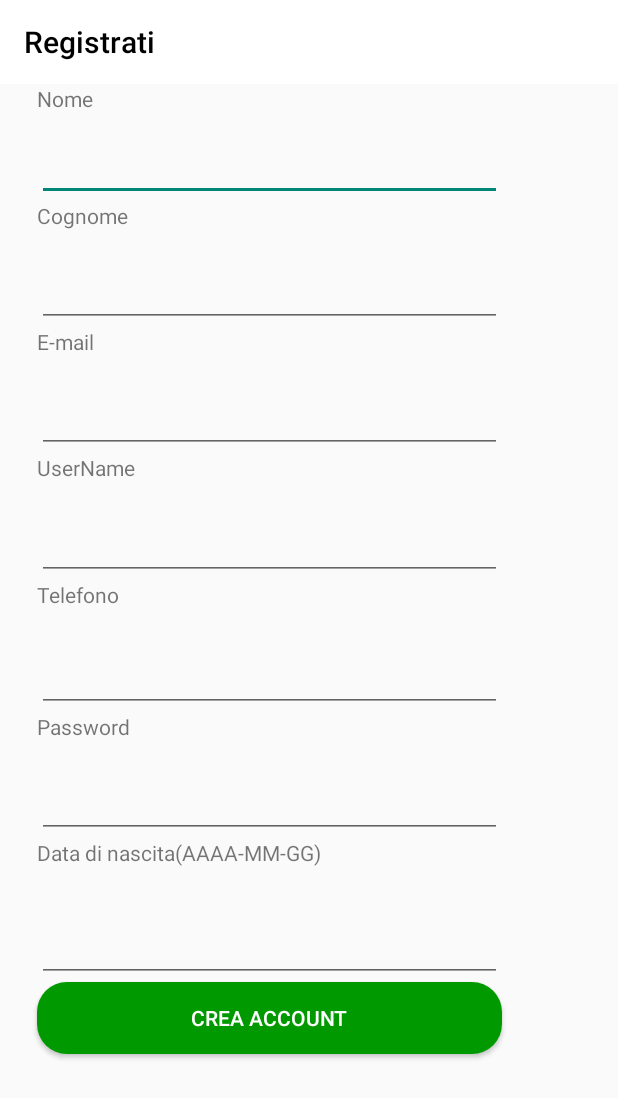
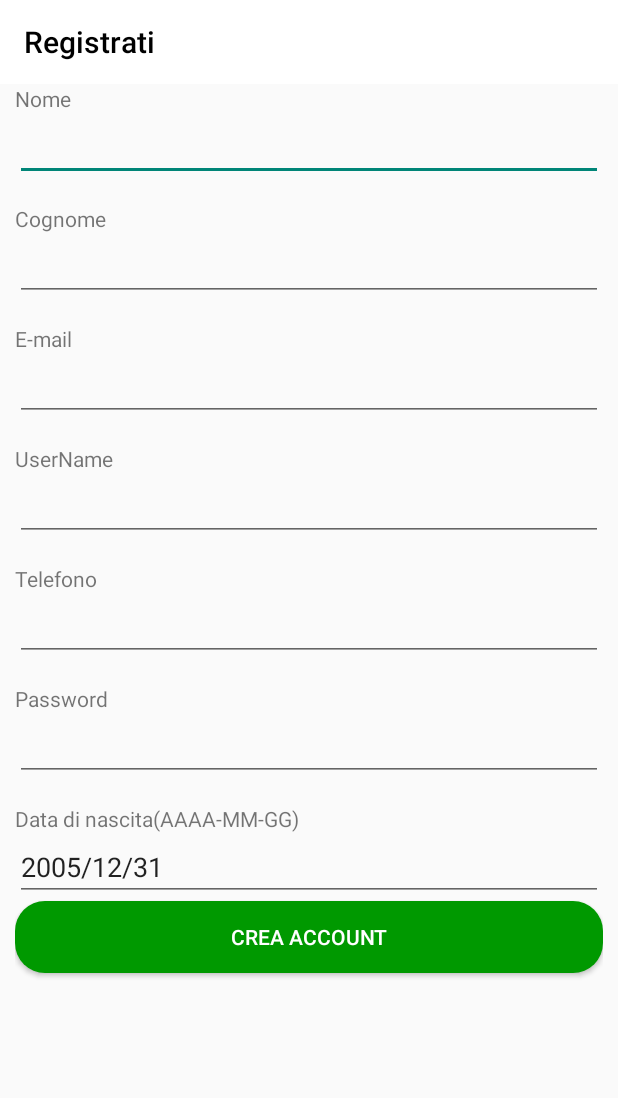
Before and after one commit to michelepasqualini/MarcheTrekkingAndroid, an Android app: the MainActivity screen opened directly, with no data from a screen before it, on a phone screen of 412 x 824 dp. Shown: the top 1098 px of the screen. Run offline under Robolectric (Android 15) with nearby library versions, the phone set to English and light mode, and no system bars.

Commit message:
update delete recension

```diff
--- a/app/src/main/java/com/example/marchetrekking/MainActivity.java
+++ b/app/src/main/java/com/example/marchetrekking/MainActivity.java
@@ -1,11 +1,13 @@
 package com.example.marchetrekking;
 
+import android.app.DatePickerDialog;
 import android.content.Intent;
 import android.support.v7.app.AppCompatActivity;
 import android.os.Bundle;
 import android.os.StrictMode;
 import android.view.View;
 import android.widget.Button;
+import android.widget.DatePicker;
 import android.widget.EditText;
 import android.widget.Toast;
 import android.support.v7.widget.Toolbar;
@@ -18,6 +20,13 @@ import java.io.OutputStreamWriter;
 import java.net.HttpURLConnection;
 import java.net.URL;
 import java.net.URLEncoder;
+import java.text.SimpleDateFormat;
+import java.time.DayOfWeek;
+import java.time.MonthDay;
+import java.time.Year;
+import java.util.Calendar;
+import java.util.Date;
+import java.util.Locale;
 
 public class MainActivity extends AppCompatActivity {
 
@@ -48,10 +57,45 @@ public class MainActivity extends AppCompatActivity {
         nome = (EditText) findViewById(R.id.nome);
         cognome = (EditText) findViewById(R.id.cognome);
         data = (EditText) findViewById(R.id.data);
+        //data.setText("2005/12/31");
         telefono = (EditText) findViewById(R.id.telefono);
         email = (EditText) findViewById(R.id.mail);
         password = (EditText) findViewById(R.id.password);
         invia = (Button) findViewById(R.id.button);
+
+        final Calendar calendar = Calendar.getInstance();
+        calendar.set(2005, 11, 31);
+        final SimpleDateFormat simpleDateFormat = new SimpleDateFormat( "yyyy/MM/dd", Locale.US);
+        data.setText(simpleDateFormat.format(calendar.getTime()));
+
+
+        final DatePickerDialog.OnDateSetListener datePicker = new DatePickerDialog.OnDateSetListener() {
+            @Override
+            public void onDateSet(DatePicker view, int year, int month, int dayOfMonth) {
+                calendar.set(Calendar.YEAR, year);
+                calendar.set(Calendar.MONTH, month);
+                calendar.set(Calendar.DAY_OF_MONTH, dayOfMonth);
+
+                data.setText(simpleDateFormat.format(calendar.getTime()));
+
+                }
+        };
+
+        data.setOnFocusChangeListener(new View.OnFocusChangeListener() {
+            @Override
+            public void onFocusChange(View v, boolean hasFocus) {
+                new DatePickerDialog(MainActivity.this,datePicker, calendar.get(Calendar.YEAR), calendar.get(Calendar.MONTH), calendar.get(Calendar.DAY_OF_MONTH)).show();
+
+            }
+
+        });
+        data.setOnClickListener(new View.OnClickListener() {
+            @Override
+            public void onClick(View v) {
+                new DatePickerDialog(MainActivity.this,datePicker, calendar.get(Calendar.YEAR), calendar.get(Calendar.MONTH), calendar.get(Calendar.DAY_OF_MONTH)).show();
+
+            }
+        });
 
         invia.setOnClickListener(new View.OnClickListener() {
             @Override
@@ -64,6 +108,13 @@ public class MainActivity extends AppCompatActivity {
                 telef = telefono.getText().toString();
                 mail = email.getText().toString();
                 pass = password.getText().toString();
+
+                String d[] =dnascita.split("/");
+                if(Integer.parseInt(d[0]) >= 2005)
+                {
+                    Toast.makeText(MainActivity.this, "Data di nascita non valida", Toast.LENGTH_SHORT).show();
+                    return;
+                }
 
                 if(!isNullOrEmpty(user) && !isNullOrEmpty(n) && !isNullOrEmpty(c) && !isNullOrEmpty(dnascita) && !isNullOrEmpty(telef) && !isNullOrEmpty(mail) &&!isNullOrEmpty(pass) ) {
 
--- a/app/src/main/java/com/example/marchetrekking/NuovoPercorsoDesc.java
+++ b/app/src/main/java/com/example/marchetrekking/NuovoPercorsoDesc.java
@@ -43,10 +43,11 @@ public class NuovoPercorsoDesc extends AppCompatActivity {
 
         longitudine= (ArrayList<String>) intent.getSerializableExtra("longitudine");
 
-        for (int i = 0; i < latitudine.size(); i++) {
+        for (int i = 0; i < latitudine.size() - 1; i++) {
 
                 map += latitudine.get(i)+ "," + longitudine.get(i) + ",";
         }
+        map += latitudine.get(latitudine.size()-1)+ "," + longitudine.get(latitudine.size()-1);
 
         nomeP=findViewById(R.id.nomeP);
         descP =findViewById(R.id.descP);
--- a/app/src/main/res/layout/activity_main.xml
+++ b/app/src/main/res/layout/activity_main.xml
@@ -28,7 +28,8 @@
             android:layout_width="match_parent"
             android:layout_height="wrap_content"
             android:orientation="vertical"
-            android:scrollX="-25dp">
+            android:layout_marginRight="10dp"
+            android:layout_marginLeft="10dp">
 
             <TextView
                 android:id="@+id/textView3"
@@ -38,9 +39,8 @@
 
             <EditText
                 android:id="@+id/nome"
-                android:layout_width="310dp"
+                android:layout_width="match_parent"
                 android:layout_height="wrap_content"
-                android:layout_marginTop="13dp"
                 android:ems="10"
                 android:inputType="textPersonName" />
 
@@ -48,13 +48,13 @@
                 android:id="@+id/textView5"
                 android:layout_width="match_parent"
                 android:layout_height="wrap_content"
+                android:layout_marginTop="15dp"
                 android:text="Cognome" />
 
             <EditText
                 android:id="@+id/cognome"
-                android:layout_width="310dp"
+                android:layout_width="match_parent"
                 android:layout_height="wrap_content"
-                android:layout_marginTop="19dp"
                 android:ems="10"
                 android:inputType="textPersonName" />
 
@@ -62,13 +62,13 @@
                 android:id="@+id/textView4"
                 android:layout_width="match_parent"
                 android:layout_height="wrap_content"
+                android:layout_marginTop="15dp"
                 android:text="E-mail" />
 
             <EditText
                 android:id="@+id/mail"
-                android:layout_width="310dp"
+                android:layout_width="match_parent"
                 android:layout_height="wrap_content"
-                android:layout_marginTop="19dp"
                 android:ems="10"
                 android:inputType="textPersonName" />
 
@@ -76,13 +76,13 @@
                 android:id="@+id/textView8"
                 android:layout_width="match_parent"
                 android:layout_height="wrap_content"
+                android:layout_marginTop="15dp"
                 android:text="UserName" />
 
             <EditText
                 android:id="@+id/utente"
-                android:layout_width="310dp"
+                android:layout_width="match_parent"
                 android:layout_height="wrap_content"
-                android:layout_marginTop="20dp"
                 android:ems="10"
                 android:inputType="textPersonName" />
 
@@ -90,13 +90,13 @@
                 android:id="@+id/textView9"
                 android:layout_width="match_parent"
                 android:layout_height="wrap_content"
+                android:layout_marginTop="15dp"
                 android:text="Telefono" />
 
             <EditText
                 android:id="@+id/telefono"
-                android:layout_width="310dp"
+                android:layout_width="match_parent"
                 android:layout_height="wrap_content"
-                android:layout_marginTop="23dp"
                 android:ems="10"
                 android:inputType="textPersonName" />
 
@@ -104,13 +104,13 @@
                 android:id="@+id/textView11"
                 android:layout_width="match_parent"
                 android:layout_height="wrap_content"
+                android:layout_marginTop="15dp"
                 android:text="Password" />
 
             <EditText
                 android:id="@+id/password"
-                android:layout_width="310dp"
+                android:layout_width="match_parent"
                 android:layout_height="wrap_content"
-                android:layout_marginTop="19dp"
                 android:ems="10"
                 android:inputType="textPassword" />
 
@@ -118,20 +118,21 @@
                 android:id="@+id/textView12"
                 android:layout_width="match_parent"
                 android:layout_height="wrap_content"
+                android:layout_marginTop="15dp"
                 android:text="Data di nascita(AAAA-MM-GG)" />
 
             <EditText
                 android:id="@+id/data"
-                android:layout_width="310dp"
+                android:layout_width="match_parent"
                 android:layout_height="wrap_content"
-                android:layout_marginTop="31dp"
-                android:autoText="false"
                 android:ems="10"
-                android:inputType="date|text" />
+                 />
+
+
 
             <Button
                 android:id="@+id/button"
-                android:layout_width="310dp"
+                android:layout_width="match_parent"
                 android:layout_height="wrap_content"
                 android:layout_marginBottom="10dp"
                 android:background="@drawable/rounded_button"
@@ -141,13 +142,6 @@
         </LinearLayout>
     </android.support.v4.widget.NestedScrollView>
 
-    <LinearLayout
-        android:layout_width="match_parent"
-        android:layout_height="match_parent"
-        android:orientation="vertical"
-        android:scrollbarAlwaysDrawVerticalTrack="false"
-        android:translationX="30dp">
 
-    </LinearLayout>
 
 </LinearLayout>
--- a/app/src/main/res/layout/activity_recension.xml
+++ b/app/src/main/res/layout/activity_recension.xml
@@ -20,7 +20,10 @@
     <ListView
         android:id="@+id/listRec"
         android:layout_width="match_parent"
-        android:layout_height="609dp"
+        android:layout_height="match_parent"
+        android:scrollbars="vertical"
+        android:layout_marginLeft="10dp"
+        android:layout_marginRight="10dp"
         />
 
 
```
Also changed, not shown: app/src/main/java/com/example/marchetrekking/DatiRecensioni.java (+7 -1 lines), app/src/main/java/com/example/marchetrekking/Recension.java (+81 -3 lines).
